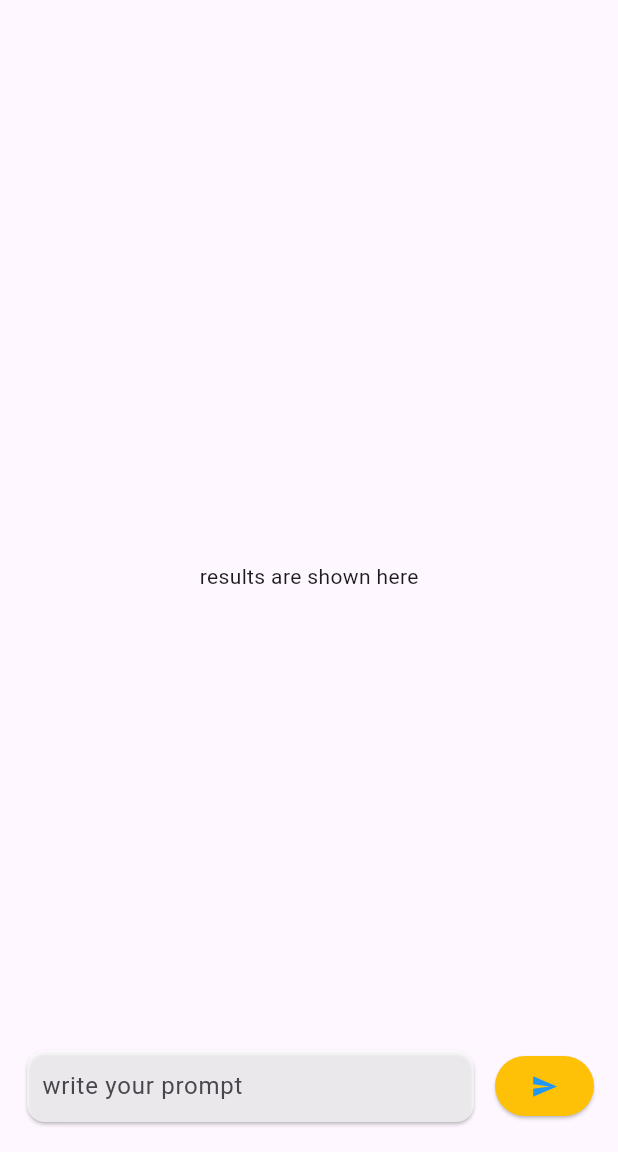
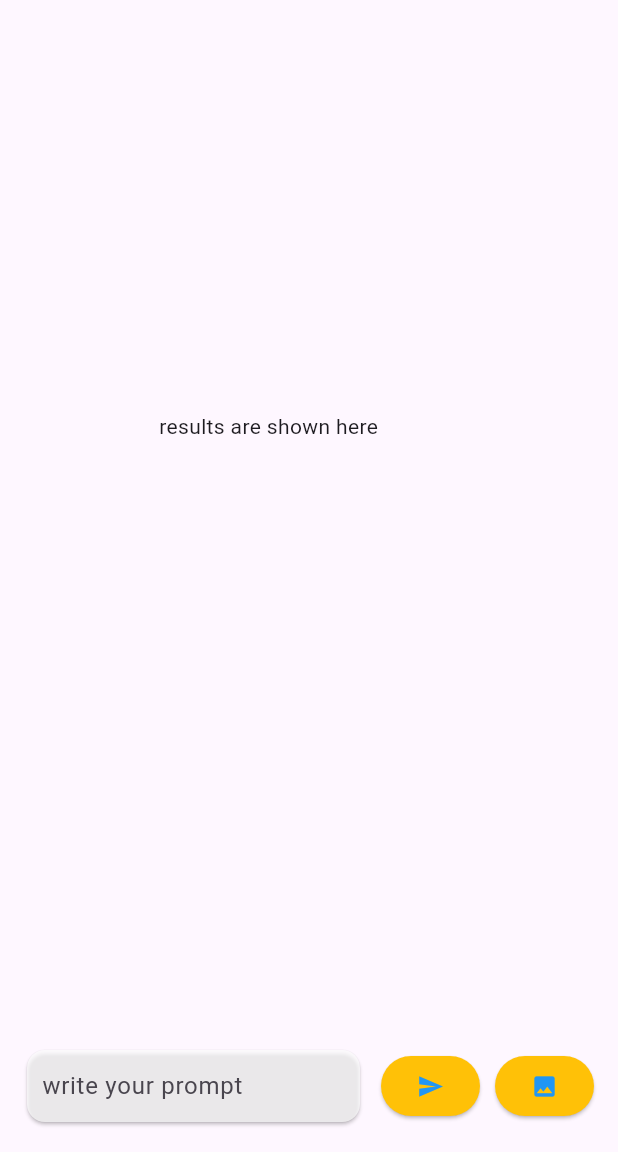
Before and after one commit to Hasnainhai/Ai_bot, a Flutter app: the screen it shows after launch, on a phone screen of 412 x 824 dp, the part 84-1236 px from its top. Run offline on Flutter 3.47's test engine with Material 3 defaults, Android fonts, the phone set to English and light mode, and no system bars; our stand-ins replace flutter_gemini, image_picker.

Commit message:
working on give image respose with ai

```diff
--- a/lib/main.dart
+++ b/lib/main.dart
@@ -1,8 +1,8 @@
+import 'package:ai_bot/pages/home_page.dart';
 import 'package:flutter/material.dart';
 import 'package:flutter_gemini/flutter_gemini.dart';
 
 const apiKey = 'AIzaSyBXuP2zWkD8ZieMFOGwV8p_OS6yAB6a8lg';
-
 void main() {
   runApp(const MyApp());
   Gemini.init(apiKey: apiKey);
@@ -21,95 +21,3 @@ class MyApp extends StatelessWidget {
     );
   }
 }
-
-class MyHomePage extends StatefulWidget {
-  const MyHomePage({super.key});
-
-  @override
-  State<MyHomePage> createState() => _MyHomePageState();
-}
-
-class _MyHomePageState extends State<MyHomePage> {
-  TextEditingController inputText = TextEditingController();
-  String result = 'results are shown here';
-  bool isloading = false;
-  void promptResult() {
-    setState(() {
-      isloading = true;
-    });
-
-    Gemini.instance.prompt(parts: [
-      Part.text(inputText.text),
-    ]).then((value) {
-      print(value?.output);
-      result = value!.output!;
-      result;
-      setState(() {
-        isloading = false;
-      });
-    }).catchError((e) {
-      print('error ${e}');
-    });
-  }
-
-  @override
-  Widget build(BuildContext context) {
-    return Scaffold(
-      appBar: AppBar(
-        backgroundColor: Theme.of(context).colorScheme.inversePrimary,
-        title: Text('Ai_Bot'),
-      ),
-      body: Center(
-        child: SingleChildScrollView(
-          child: Column(
-            mainAxisAlignment: MainAxisAlignment.center,
-            crossAxisAlignment: CrossAxisAlignment.start,
-            children: [
-              isloading
-                  ? Center(
-                      child: CircularProgressIndicator(),
-                    )
-                  : Text(result),
-            ],
-          ),
-        ),
-      ),
-      floatingActionButton: Padding(
-        padding: const EdgeInsets.only(left: 30),
-        child: Row(
-          spacing: 10,
-          children: [
-            Expanded(
-              child: Card(
-                color: Colors.white70,
-                child: Padding(
-                  padding: const EdgeInsets.only(left: 10),
-                  child: TextField(
-                    controller: inputText,
-                    decoration: InputDecoration(
-                      hintText: 'write your prompt',
-                      border: InputBorder.none,
-                    ),
-                  ),
-                ),
-              ),
-            ),
-            ElevatedButton.icon(
-              onPressed: () {
-                promptResult();
-                inputText.clear();
-              },
-              style: ElevatedButton.styleFrom(
-                backgroundColor: Colors.amber,
-              ),
-              label: Icon(
-                Icons.send,
-                color: Colors.blue,
-              ),
-            ),
-          ],
-        ),
-      ),
-    );
-  }
-}
--- /dev/null
+++ b/lib/pages/home_page.dart
@@ -0,0 +1,170 @@
+import 'dart:developer';
+import 'dart:io';
+import 'package:flutter/material.dart';
+import 'package:flutter_gemini/flutter_gemini.dart';
+import 'package:image_picker/image_picker.dart';
+
+class MyHomePage extends StatefulWidget {
+  const MyHomePage({super.key});
+
+  @override
+  State<MyHomePage> createState() => _MyHomePageState();
+}
+
+class _MyHomePageState extends State<MyHomePage> {
+  TextEditingController inputText = TextEditingController();
+  String result = 'results are shown here';
+  bool isloading = false;
+  // void promptResult() {
+  //   setState(() {
+  //     isloading = true;
+  //   });
+
+  //   Gemini.instance.prompt(parts: [
+  //     Part.text(inputText.text),
+  //   ]).then((value) {
+  //     print(value?.output);
+  //     result = value!.output!;
+  //     result;
+  //     setState(() {
+  //       isloading = false;
+  //     });
+  //   }).catchError((e) {
+  //     print('error ${e}');
+  //   });
+  // }
+
+  XFile? img;
+  void pickImage() async {
+    final ImagePicker picker = ImagePicker();
+    try {
+      final XFile? image = await picker.pickImage(source: ImageSource.gallery);
+      if (image != null) {
+        setState(() {
+          img = image;
+        });
+      } else {
+        print('No image selected.');
+      }
+    } catch (e) {
+      print('Error picking image: $e');
+    }
+  }
+
+  void promptResponse() {
+    if (img == null) {
+      print('No image selected. Please pick an image first.');
+      return;
+    }
+
+    try {
+      final gemini = Gemini.instance;
+      final file = File(img!.path);
+
+      gemini.textAndImage(
+        text: inputText.text, // Input text from the user
+        images: [file.readAsBytesSync()], // Image as bytes
+      ).then((value) {
+        final contentPart = value?.content?.parts?.last.toString() ?? '';
+        setState(() {
+          result = contentPart;
+        });
+      }).catchError((e) {
+        log('textAndImageInput error', error: e);
+        print('Error during prompt response: $e');
+      });
+    } catch (e) {
+      print('Error processing prompt response: $e');
+    }
+  }
+
+  @override
+  Widget build(BuildContext context) {
+    print('$img');
+    return Scaffold(
+      appBar: AppBar(
+        backgroundColor: Theme.of(context).colorScheme.inversePrimary,
+        title: Text('Ai_Bot'),
+      ),
+      body: Center(
+        child: SingleChildScrollView(
+          child: Column(
+            mainAxisAlignment: MainAxisAlignment.center,
+            crossAxisAlignment: CrossAxisAlignment.start,
+            children: [
+              isloading
+                  ? Center(
+                      child: CircularProgressIndicator(),
+                    )
+                  : Text(result),
+              isloading
+                  ? Center(
+                      child: CircularProgressIndicator(),
+                    )
+                  : Container(
+                      height: 200,
+                      width: 200,
+                      decoration: BoxDecoration(
+                        image: img != null
+                            ? DecorationImage(
+                                image: FileImage(File(img!.path)),
+                                fit: BoxFit.cover,
+                              )
+                            : null,
+                      ),
+                    )
+            ],
+          ),
+        ),
+      ),
+      floatingActionButton: Padding(
+        padding: const EdgeInsets.only(left: 30),
+        child: Row(
+          spacing: 10,
+          children: [
+            Expanded(
+              child: Card(
+                color: Colors.white70,
+                child: Padding(
+                  padding: const EdgeInsets.only(left: 10),
+                  child: TextField(
+                    controller: inputText,
+                    decoration: InputDecoration(
+                      hintText: 'write your prompt',
+                      border: InputBorder.none,
+                    ),
+                  ),
+                ),
+              ),
+            ),
+            ElevatedButton.icon(
+              onPressed: () {
+                promptResponse();
+                inputText.clear();
+              },
+              style: ElevatedButton.styleFrom(
+                backgroundColor: Colors.amber,
+              ),
+              label: Icon(
+                Icons.send,
+                color: Colors.blue,
+              ),
+            ),
+            ElevatedButton.icon(
+              onPressed: () {
+                pickImage();
+              },
+              style: ElevatedButton.styleFrom(
+                backgroundColor: Colors.amber,
+              ),
+              label: Icon(
+                Icons.image,
+                color: Colors.blue,
+              ),
+            ),
+          ],
+        ),
+      ),
+    );
+  }
+}
--- a/pubspec.yaml
+++ b/pubspec.yaml
@@ -35,6 +35,7 @@ dependencies:
   # Use with the CupertinoIcons class for iOS style icons.
   cupertino_icons: ^1.0.8
   flutter_gemini: ^3.0.0
+  image_picker: ^1.1.2
 
 dev_dependencies:
   flutter_test:
```
Also changed, not shown: pubspec.lock, 5 other files.
